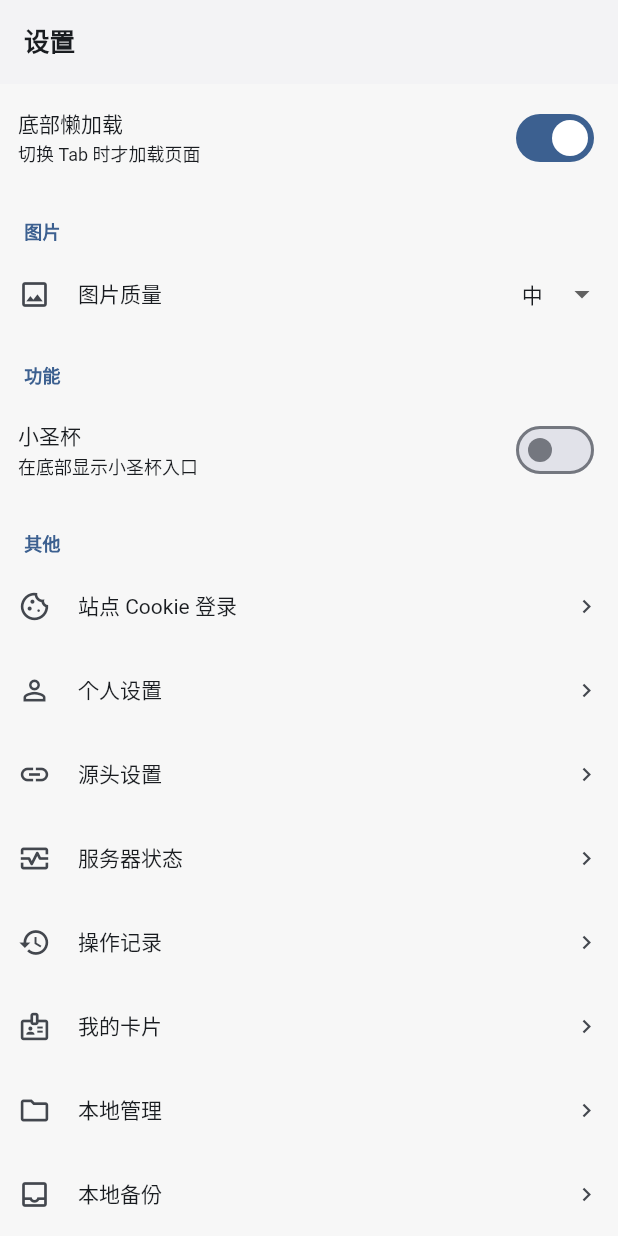
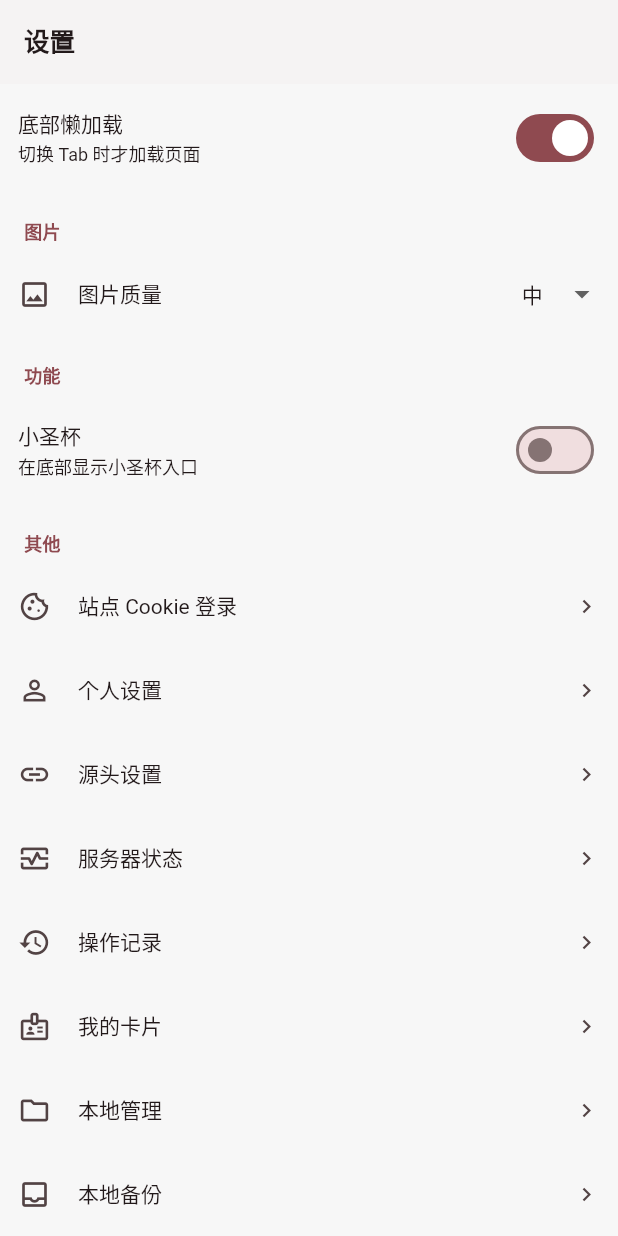
Before and after one commit to kaecho/Bangumi-Flutter, a Flutter app: the SettingsScreen screen opened by its route, scrolled down 576 dp, on a phone screen of 412 x 824 dp. Run offline on Flutter 3.47's test engine with Material 3 defaults, Android fonts, the phone set to English and light mode, and no system bars; our stand-ins replace cached_network_image, dio, fl_chart, flutter_html, flutter_riverpod, go_router and 5 more; accounts and stored records are empty; network calls fail.

Commit message:
refactor: settings default accent from AppPalette (single source of truth)

```diff
--- a/lib/core/storage/settings_store.dart
+++ b/lib/core/storage/settings_store.dart
@@ -1,6 +1,8 @@
 import 'package:flutter/material.dart';
 import 'package:flutter_riverpod/flutter_riverpod.dart';
 import 'package:shared_preferences/shared_preferences.dart';
+
+import '../../design_system/colors.dart';
 
 /// 应用设置 (键值对, shared_preferences)
 ///
@@ -28,10 +30,10 @@ class SettingsStore extends ChangeNotifier {
     notifyListeners();
   }
 
-  /// 主题色 (默认 Bangumi 蓝)
+  /// 主题色 (默认 bgm 粉, 见 [AppPalette.defaultAccent])
   Color get primaryColor {
     final v = _prefs.getInt('setting_primary_color');
-    if (v == null) return const Color(0xFF1E90FF);
+    if (v == null) return AppPalette.defaultAccent;
     return Color(v);
   }
 
```
